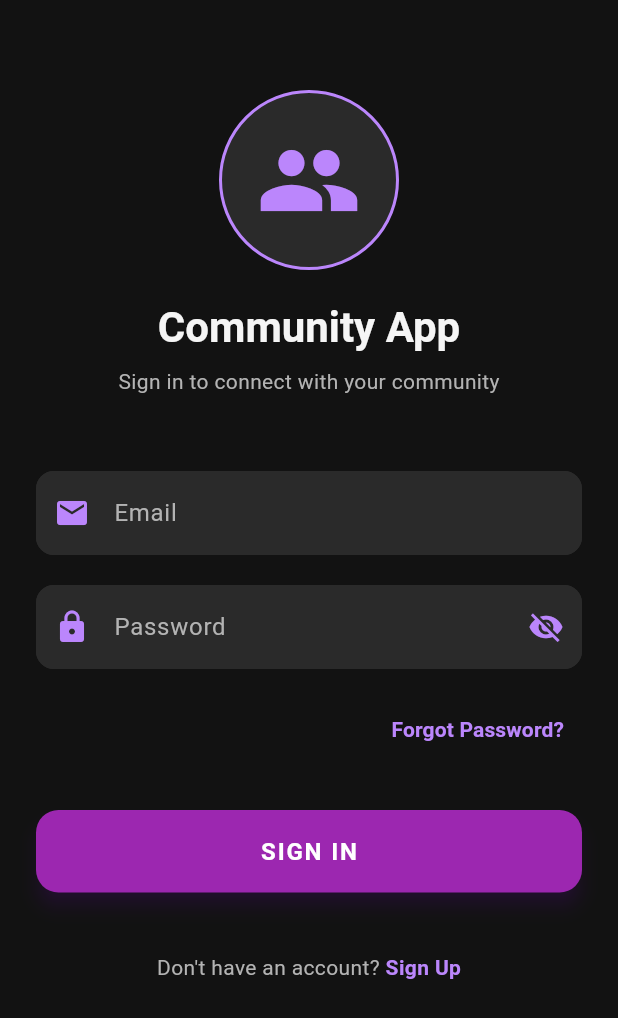
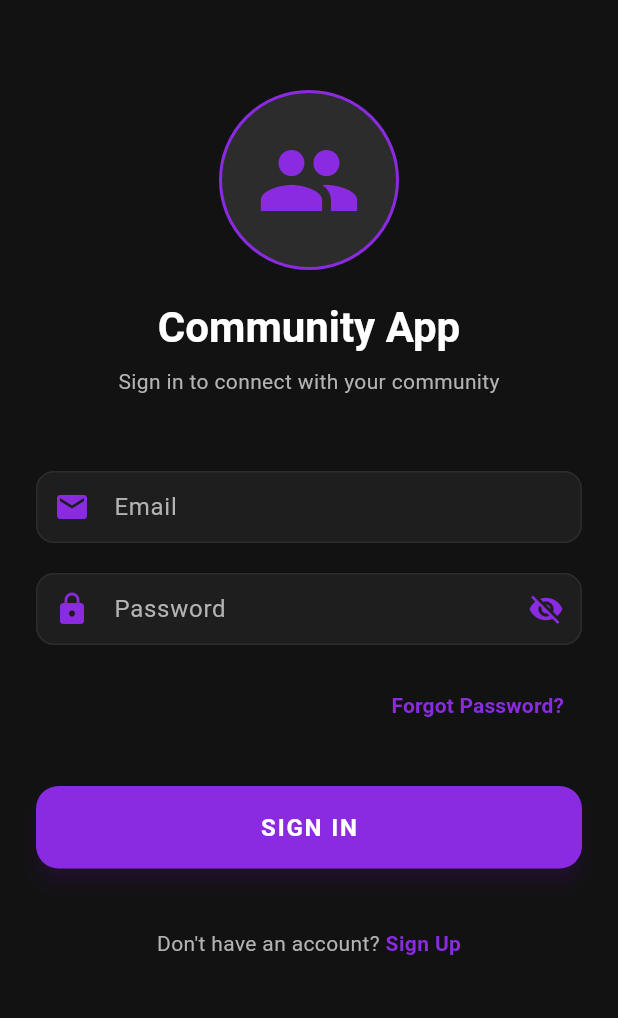
Before and after one commit to R4f4y04/community_app, a Flutter app: the screen it shows after launch, on a phone screen of 412 x 824 dp. Shown: the top 1018 px of the screen. Run offline on Flutter 3.47's test engine with Material 3 defaults, Android fonts, the phone set to English and light mode, and no system bars; our stand-ins replace curved_navigation_bar, supabase_flutter; accounts and stored records are empty.

Commit message:
updated theme

```diff
--- a/lib/main.dart
+++ b/lib/main.dart
@@ -23,7 +23,7 @@ class MainApp extends StatelessWidget {
     return MaterialApp(
       title: 'Community App',
       debugShowCheckedModeBanner: false,
-      theme: AppTheme.darkTheme,
+      theme: darkTheme,
       home: const LoginScreen(),
       routes: {
         '/login': (context) => const LoginScreen(),
--- a/lib/util/theme.dart
+++ b/lib/util/theme.dart
@@ -1,114 +1,130 @@
 import 'package:flutter/material.dart';
 
-/// Defines the color palette and theme data for the ZeroFour app
-/// with a dark acid-washed theme and purple accents.
+final Color _background = const Color(0xFF121212);
+final Color _surface = const Color(0xFF1E1E1E);
+final Color _elevatedSurface = const Color(0xFF2C2C2C);
+final Color _primaryText = Colors.white;
+final Color _secondaryText = const Color(0xFFB3B3B3);
+final Color _accentPurple = const Color(0xFF8A2BE2);
+final Color _accentDarkPurple = const Color(0xFF6A0DAD);
+final Color _highlight = const Color(0xFFD1C4E9);
 
-// Color palette
-class AppColors {
-  // Dark acid-washed black variants
-  static const Color background = Color(0xFF121212);
-  static const Color surface = Color(0xFF1E1E1E);
-  static const Color surfaceVariant = Color(0xFF2A2A2A);
-
-  // Purple accent colors
-  static const Color primaryPurple = Color(0xFF9C27B0);
-  static const Color purpleLight = Color(0xFFBB86FC);
-  static const Color purpleDark = Color(0xFF6A0DAD);
-
-  // Text colors
-  static const Color textPrimary = Color(0xFFF5F5F5);
-  static const Color textSecondary = Color(0xFFB3B3B3);
-}
-
-// App theme
-class AppTheme {
-  static ThemeData get darkTheme {
-    return ThemeData(
-      useMaterial3: true,
+final ThemeData darkTheme = ThemeData(
   brightness: Brightness.dark,
-      colorScheme: const ColorScheme.dark(
-        primary: AppColors.primaryPurple,
-        onPrimary: AppColors.textPrimary,
-        secondary: AppColors.purpleLight,
-        onSecondary: AppColors.background,
-        background: AppColors.background,
-        surface: AppColors.surface,
-        onSurface: AppColors.textPrimary,
-        error: Colors.redAccent,
+  scaffoldBackgroundColor: _background,
+  canvasColor: _surface,
+  cardColor: _surface,
+  dividerColor: _elevatedSurface,
+  primaryColor: _accentPurple,
+  colorScheme: ColorScheme.dark().copyWith(
+    primary: _accentPurple,
+    primaryContainer: _accentDarkPurple,
+    onPrimary: _primaryText,
+    secondary: _accentPurple,
+    surface: _surface,
+    background: _background,
+    onSurface: _primaryText,
+    onBackground: _primaryText,
   ),
-      scaffoldBackgroundColor: AppColors.background,
-      appBarTheme: const AppBarTheme(
-        backgroundColor: AppColors.surface,
+  appBarTheme: AppBarTheme(
+    backgroundColor: _background,
+    foregroundColor: _primaryText,
     elevation: 0,
     centerTitle: true,
+    iconTheme: IconThemeData(color: _secondaryText),
     titleTextStyle: TextStyle(
-          color: AppColors.textPrimary,
+      color: _primaryText,
       fontSize: 20,
       fontWeight: FontWeight.bold,
     ),
-        iconTheme: IconThemeData(
-          color: AppColors.purpleLight,
   ),
+  iconTheme: IconThemeData(color: _secondaryText),
+  textTheme: TextTheme(
+    titleLarge: TextStyle(
+      color: _primaryText,
+      fontSize: 18,
+      fontWeight: FontWeight.w600,
     ),
-      cardTheme: const CardTheme(
-        color: AppColors.surfaceVariant,
-        elevation: 2,
-        margin: EdgeInsets.symmetric(vertical: 8, horizontal: 16),
-        shape: RoundedRectangleBorder(
-          borderRadius: BorderRadius.all(Radius.circular(12)),
+    bodyLarge: TextStyle(color: _secondaryText),
+    bodyMedium: TextStyle(color: _secondaryText),
+    labelLarge: TextStyle(
+      color: _primaryText,
+      fontWeight: FontWeight.w500,
     ),
   ),
   elevatedButtonTheme: ElevatedButtonThemeData(
     style: ElevatedButton.styleFrom(
-          backgroundColor: AppColors.primaryPurple,
-          foregroundColor: AppColors.textPrimary,
-          padding: const EdgeInsets.symmetric(horizontal: 24, vertical: 12),
+      backgroundColor: _accentPurple,
+      foregroundColor: _primaryText,
       shape: RoundedRectangleBorder(
-            borderRadius: BorderRadius.circular(8),
+        borderRadius: BorderRadius.circular(12),
       ),
     ),
   ),
-      textButtonTheme: TextButtonThemeData(
-        style: TextButton.styleFrom(
-          foregroundColor: AppColors.purpleLight,
-        ),
-      ),
-      iconTheme: const IconThemeData(
-        color: AppColors.purpleLight,
-        size: 24,
+  floatingActionButtonTheme: FloatingActionButtonThemeData(
+    backgroundColor: _accentPurple,
+    foregroundColor: _primaryText,
   ),
   inputDecorationTheme: InputDecorationTheme(
     filled: true,
-        fillColor: AppColors.surfaceVariant,
+    fillColor: _surface,
+    labelStyle: TextStyle(color: _secondaryText),
+    hintStyle: TextStyle(color: _secondaryText),
+    contentPadding: const EdgeInsets.symmetric(horizontal: 16, vertical: 12),
     border: OutlineInputBorder(
-          borderRadius: BorderRadius.circular(8),
+      borderRadius: BorderRadius.circular(12),
+      borderSide: BorderSide(color: _elevatedSurface),
+    ),
+    enabledBorder: OutlineInputBorder(
+      borderRadius: BorderRadius.circular(12),
+      borderSide: BorderSide(color: _elevatedSurface),
+    ),
+    focusedBorder: OutlineInputBorder(
+      borderRadius: BorderRadius.circular(12),
+      borderSide: BorderSide(color: _accentPurple),
+    ),
+  ),
+);
+
+// Color palette for use in legacy code
+class AppColors {
+  static const Color background = Color(0xFF121212);
+  static const Color surface = Color(0xFF1E1E1E);
+  static const Color surfaceVariant = Color(0xFF2C2C2C);
+  static const Color primaryPurple = Color(0xFF8A2BE2);
+  static const Color purpleLight = Color(0xFF8A2BE2);
+  static const Color purpleDark = Color(0xFF6A0DAD);
+  static const Color textPrimary = Colors.white;
+  static const Color textSecondary = Color(0xFFB3B3B3);
+}
+
+class AppStyles {
+  // [InputDecoration] conforming to the dark theme
+  static InputDecoration getInputDecoration(
+    BuildContext context, {
+    String? labelText,
+    String? hintText,
+  }) {
+    final theme = Theme.of(context);
+    return InputDecoration(
+      filled: true,
+      fillColor: theme.cardColor,
+      labelText: labelText,
+      hintText: hintText,
+      labelStyle: theme.textTheme.bodyMedium,
+      hintStyle: theme.textTheme.bodyMedium,
+      contentPadding: const EdgeInsets.symmetric(horizontal: 16, vertical: 12),
+      border: OutlineInputBorder(
+        borderRadius: BorderRadius.circular(12),
         borderSide: BorderSide.none,
       ),
       enabledBorder: OutlineInputBorder(
-          borderRadius: BorderRadius.circular(8),
+        borderRadius: BorderRadius.circular(12),
         borderSide: BorderSide.none,
       ),
       focusedBorder: OutlineInputBorder(
-          borderRadius: BorderRadius.circular(8),
-          borderSide: const BorderSide(color: AppColors.purpleLight, width: 2),
-        ),
-        labelStyle: const TextStyle(color: AppColors.textSecondary),
-      ),
-      textTheme: const TextTheme(
-        displayLarge: TextStyle(
-            color: AppColors.textPrimary, fontWeight: FontWeight.bold),
-        displayMedium: TextStyle(
-            color: AppColors.textPrimary, fontWeight: FontWeight.bold),
-        displaySmall: TextStyle(
-            color: AppColors.textPrimary, fontWeight: FontWeight.bold),
-        headlineMedium: TextStyle(
-            color: AppColors.textPrimary, fontWeight: FontWeight.w600),
-        headlineSmall: TextStyle(
-            color: AppColors.textPrimary, fontWeight: FontWeight.w600),
-        titleLarge: TextStyle(
-            color: AppColors.textPrimary, fontWeight: FontWeight.w600),
-        bodyLarge: TextStyle(color: AppColors.textPrimary),
-        bodyMedium: TextStyle(color: AppColors.textPrimary),
+        borderRadius: BorderRadius.circular(12),
+        borderSide: BorderSide(color: theme.colorScheme.primary),
       ),
     );
   }
```
Also changed, not shown: lib/Screens/feed_screen.dart (+67 -29 lines), lib/Screens/home.dart (+3 -4 lines). Lines whose indentation alone changed are shown as unchanged.
